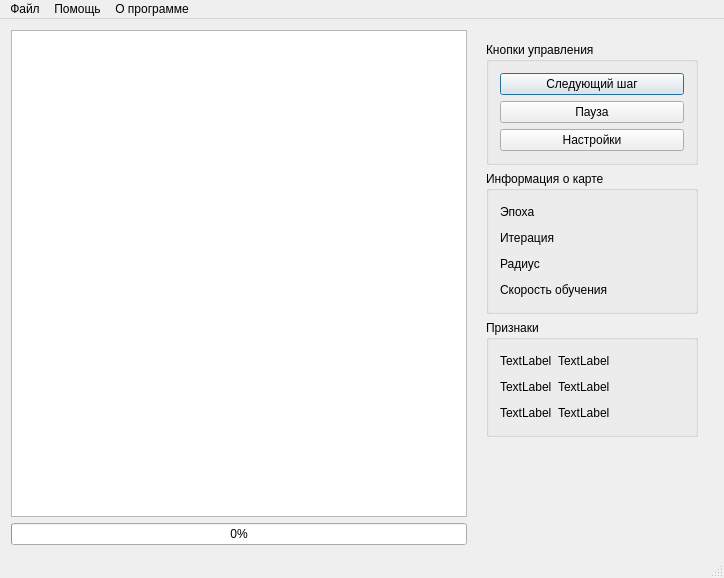
This is mainwindow.ui in vihka-spihka/KohonenMaps as Qt 5 draws it before an edit. The edited form follows.
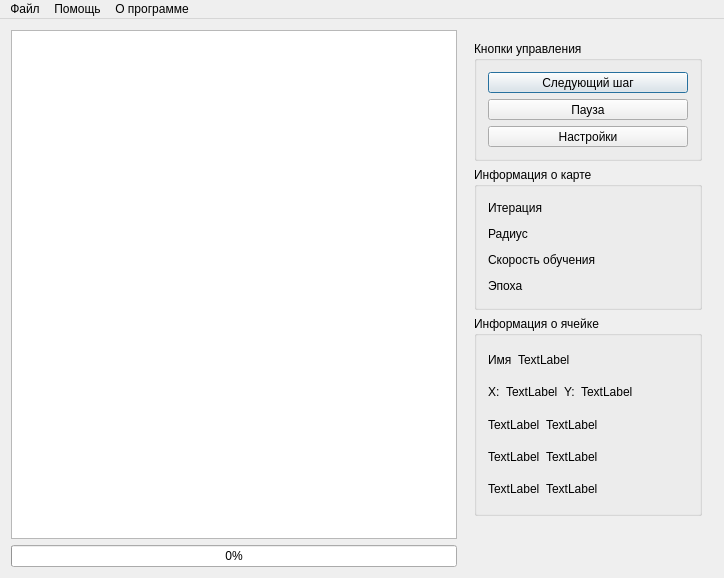
This is the edited form. Icons and pictures are not drawn.

Patch:
```diff
--- a/mainwindow.ui
+++ b/mainwindow.ui
@@ -24,9 +24,9 @@
     <normaloff>:/Icons/mainIcon.png</normaloff>:/Icons/mainIcon.png</iconset>
   </property>
   <widget class="QWidget" name="centralWidget">
-   <layout class="QHBoxLayout" name="horizontalLayout_9">
+   <layout class="QHBoxLayout" name="horizontalLayout_11">
     <item>
-     <layout class="QHBoxLayout" name="horizontalLayout_8">
+     <layout class="QHBoxLayout" name="horizontalLayout_10">
       <item>
        <layout class="QVBoxLayout" name="verticalLayout_4">
         <item>
@@ -55,28 +55,31 @@
        <widget class="QFrame" name="">
         <property name="minimumSize">
          <size>
-          <width>240</width>
+          <width>250</width>
           <height>0</height>
          </size>
         </property>
         <property name="maximumSize">
          <size>
-          <width>240</width>
+          <width>250</width>
           <height>16777215</height>
          </size>
-        </property>
-        <widget class="QWidget" name="">
-         <property name="geometry">
-          <rect>
-           <x>2</x>
-           <y>1</y>
-           <width>234</width>
-           <height>501</height>
-          </rect>
          </property>
          <layout class="QVBoxLayout" name="verticalLayout_3">
           <item>
-           <widget class="QGroupBox" name="">
+          <widget class="QGroupBox" name="groupBox">
+           <property name="minimumSize">
+            <size>
+             <width>0</width>
+             <height>120</height>
+            </size>
+           </property>
+           <property name="maximumSize">
+            <size>
+             <width>16777215</width>
+             <height>120</height>
+            </size>
+           </property>
             <property name="title">
              <string>Кнопки управления</string>
             </property>
@@ -134,50 +137,7 @@
             <property name="title">
              <string>Информация о карте</string>
             </property>
-            <layout class="QVBoxLayout" name="verticalLayout">
-             <item>
-              <layout class="QHBoxLayout" name="horizontalLayout_3">
-               <item>
-                <widget class="QLabel" name="l_cur">
-                 <property name="text">
-                  <string>Эпоха</string>
-                 </property>
-                </widget>
-               </item>
-               <item>
-                <widget class="QLabel" name="curAge">
-                 <property name="minimumSize">
-                  <size>
-                   <width>80</width>
-                   <height>0</height>
-                  </size>
-                 </property>
-                 <property name="maximumSize">
-                  <size>
-                   <width>80</width>
-                   <height>16777215</height>
-                  </size>
-                 </property>
-                 <property name="text">
-                  <string/>
-                 </property>
-                </widget>
-               </item>
-               <item>
-                <spacer name="horizontalSpacer_3">
-                 <property name="orientation">
-                  <enum>Qt::Horizontal</enum>
-                 </property>
-                 <property name="sizeHint" stdset="0">
-                  <size>
-                   <width>20</width>
-                   <height>20</height>
-                  </size>
-                 </property>
-                </spacer>
-               </item>
-              </layout>
-             </item>
+           <layout class="QVBoxLayout" name="verticalLayout_2">
              <item>
               <layout class="QHBoxLayout" name="horizontalLayout">
                <item>
@@ -307,26 +267,157 @@
                </item>
               </layout>
              </item>
-            </layout>
+            <item>
+             <layout class="QHBoxLayout" name="horizontalLayout_3">
+              <item>
+               <widget class="QLabel" name="l_cur">
+                <property name="text">
+                 <string>Эпоха</string>
+                </property>
+               </widget>
+              </item>
+              <item>
+               <widget class="QLabel" name="l_curAge">
+                <property name="minimumSize">
+                 <size>
+                  <width>80</width>
+                  <height>0</height>
+                 </size>
+                </property>
+                <property name="maximumSize">
+                 <size>
+                  <width>80</width>
+                  <height>16777215</height>
+                 </size>
+                </property>
+                <property name="text">
+                 <string/>
+                </property>
+               </widget>
+              </item>
+              <item>
+               <spacer name="horizontalSpacer_3">
+                <property name="orientation">
+                 <enum>Qt::Horizontal</enum>
+                </property>
+                <property name="sizeHint" stdset="0">
+                 <size>
+                  <width>20</width>
+                  <height>20</height>
+                 </size>
+                </property>
+               </spacer>
+              </item>
+             </layout>
+            </item>
+           </layout>
            </widget>
           </item>
           <item>
-           <widget class="QGroupBox" name="">
+          <widget class="QGroupBox" name="groupBox">
+           <property name="minimumSize">
+            <size>
+             <width>0</width>
+             <height>200</height>
+            </size>
+           </property>
+           <property name="maximumSize">
+            <size>
+             <width>16777215</width>
+             <height>220</height>
+            </size>
+           </property>
             <property name="title">
-             <string>Признаки</string>
-            </property>
-            <layout class="QVBoxLayout" name="verticalLayout_2">
+            <string>Информация о ячейке</string>
+           </property>
+           <layout class="QVBoxLayout" name="verticalLayout">
              <item>
-              <layout class="QHBoxLayout" name="horizontalLayout_5">
+             <layout class="QHBoxLayout" name="horizontalLayout_8">
                <item>
                 <widget class="QLabel" name="label">
                  <property name="text">
+                 <string>Имя</string>
+                </property>
+               </widget>
+              </item>
+              <item>
+               <widget class="QLabel" name="l_nameInput">
+                <property name="text">
                   <string>TextLabel</string>
                  </property>
                 </widget>
                </item>
                <item>
-                <widget class="QLabel" name="label_2">
+               <spacer name="horizontalSpacer">
+                <property name="orientation">
+                 <enum>Qt::Horizontal</enum>
+                </property>
+                <property name="sizeHint" stdset="0">
+                 <size>
+                  <width>40</width>
+                  <height>20</height>
+                 </size>
+                </property>
+               </spacer>
+              </item>
+             </layout>
+            </item>
+            <item>
+             <layout class="QHBoxLayout" name="horizontalLayout_9">
+              <item>
+               <widget class="QLabel" name="label_4">
+                <property name="text">
+                 <string>X:</string>
+                </property>
+               </widget>
+              </item>
+              <item>
+               <widget class="QLabel" name="l_coordX">
+                <property name="text">
+                 <string>TextLabel</string>
+                </property>
+               </widget>
+              </item>
+              <item>
+               <widget class="QLabel" name="label_6">
+                <property name="text">
+                 <string>Y:</string>
+                </property>
+               </widget>
+              </item>
+              <item>
+               <widget class="QLabel" name="l_coordY">
+                <property name="text">
+                 <string>TextLabel</string>
+                </property>
+               </widget>
+              </item>
+              <item>
+               <spacer name="horizontalSpacer_2">
+                <property name="orientation">
+                 <enum>Qt::Horizontal</enum>
+                </property>
+                <property name="sizeHint" stdset="0">
+                 <size>
+                  <width>40</width>
+                  <height>20</height>
+                 </size>
+                </property>
+               </spacer>
+              </item>
+             </layout>
+            </item>
+            <item>
+             <layout class="QHBoxLayout" name="horizontalLayout_5">
+              <item>
+               <widget class="QLabel" name="l_nameFirstAttr">
+                <property name="text">
+                 <string>TextLabel</string>
+                </property>
+               </widget>
+              </item>
+              <item>
+               <widget class="QLabel" name="l_valueFirstAttr">
                  <property name="text">
                   <string>TextLabel</string>
                  </property>
@@ -357,7 +448,7 @@
                 </widget>
                </item>
                <item>
-                <widget class="QLabel" name="label_4">
+               <widget class="QLabel" name="l_valueSecondAttr">
                  <property name="text">
                   <string>TextLabel</string>
                  </property>
@@ -388,7 +479,7 @@
                 </widget>
                </item>
                <item>
-                <widget class="QLabel" name="label_6">
+               <widget class="QLabel" name="l_valueThirdAttr">
                  <property name="text">
                   <string>TextLabel</string>
                  </property>
@@ -427,7 +518,6 @@
           </item>
          </layout>
         </widget>
-       </widget>
       </item>
      </layout>
     </item>
@@ -469,14 +559,6 @@
    <addaction name="menu_2"/>
    <addaction name="menu_3"/>
   </widget>
-  <widget class="QStatusBar" name="statusBar">
-   <property name="enabled">
-    <bool>true</bool>
-   </property>
-   <property name="mouseTracking">
-    <bool>true</bool>
-   </property>
-  </widget>
   <action name="action_new">
    <property name="icon">
     <iconset resource="my_res.qrc">
```
Left out of the diff: 20 changed lines with no effect on the pictures. Lines whose indentation alone changed are shown as unchanged.
